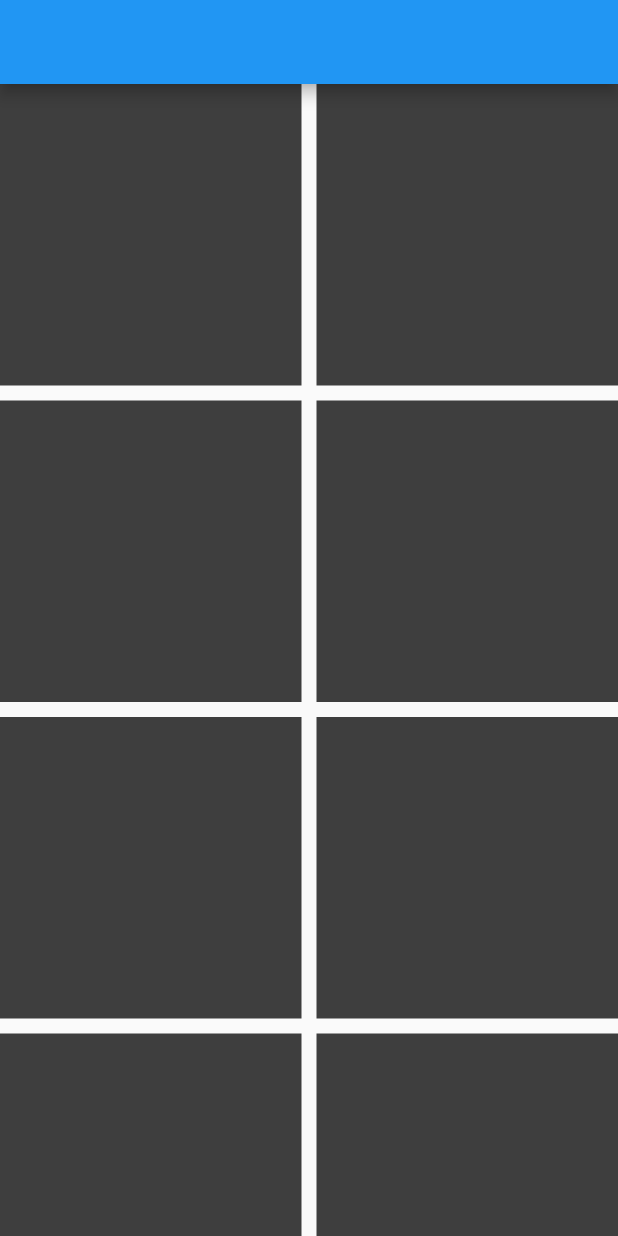
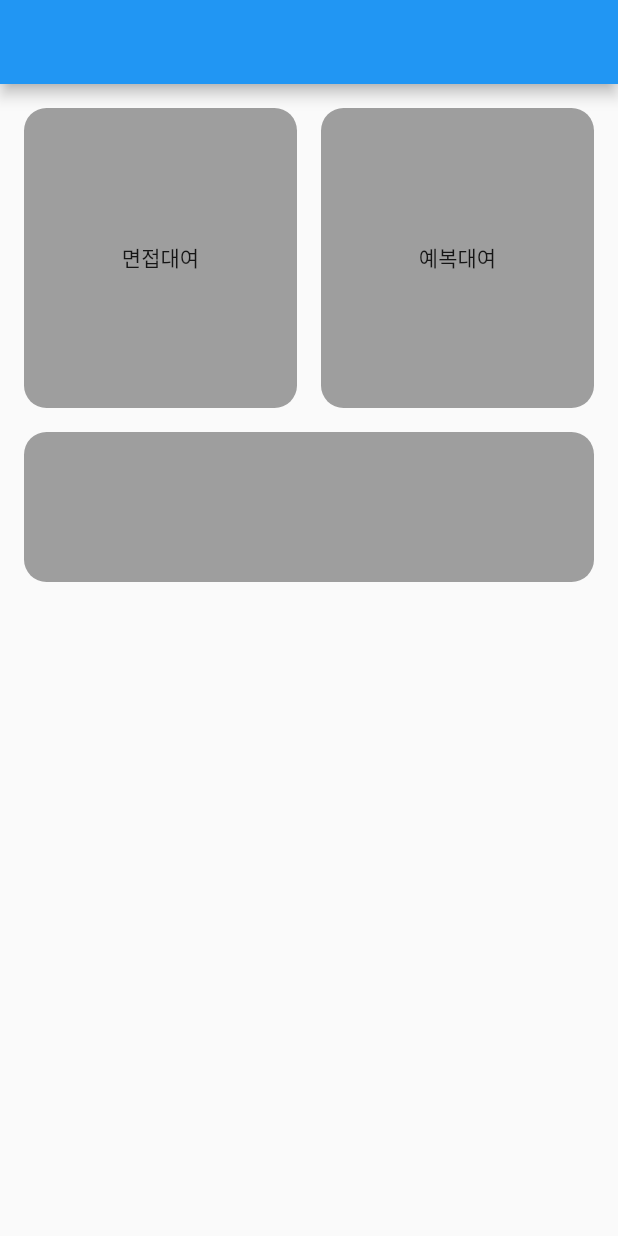
Before and after one commit to this-is-yello/d_day_cloth, a Flutter app: the HomeScreen screen opened directly, on a phone screen of 412 x 824 dp. Run offline on Flutter 3.47's test engine with Material 2 defaults, Android fonts, the phone set to English and light mode, and no system bars.

Commit message:
221208 in Company

```diff
--- a/flutter_d_day_cloth/lib/main.dart
+++ b/flutter_d_day_cloth/lib/main.dart
@@ -1,3 +1,6 @@
+import 'dart:math';
+import 'dart:ui';
+
 import 'package:flutter/material.dart';
 
 void main() {
@@ -20,7 +23,10 @@ class MyApp extends StatelessWidget {
         ),
       ),
       floatingActionButton: ElevatedButton(
-        style: ElevatedButton.styleFrom(backgroundColor: Colors.black),
+        style: ElevatedButton.styleFrom(
+          backgroundColor: Colors.black,
+          minimumSize: Size(200, 80),
+        ),
         child: Text('대여하러가자', style: TextStyle(color: Colors.white)),
         onPressed: (() {
           Navigator.push(context,MaterialPageRoute(
@@ -58,27 +64,93 @@ class HomeScreen extends StatelessWidget {
       appBar: AppBar(
         automaticallyImplyLeading: false,
       ),
-      body:CustomScrollView(
-        slivers: [
-          SliverGrid(
-            delegate: SliverChildBuilderDelegate((c,i) =>
-              Container(color : Color(0xff3e3e3e)),
-              childCount: 12,
-            ),
-            gridDelegate: const SliverGridDelegateWithFixedCrossAxisCount(
-              crossAxisCount: 2, // 1개의 행에 항목을 3개씩
-              mainAxisSpacing: 10,
-              crossAxisSpacing: 10,
-              childAspectRatio: 1/1,
+      body: ListView(
+        children: [
+          Container(
+            padding: EdgeInsets.all(16),
+            child: Row(
+              children: [
+                Flexible(
+                  child: MouseRegion(
+                    cursor: SystemMouseCursors.click,
+                    child: GestureDetector(
+                      child: Container(
+                        height: 200,
+                        decoration: BoxDecoration(
+                          color: Colors.grey,
+                          borderRadius: BorderRadius.circular(15)
+                        ),
+                        child: Center(child: Text('면접대여'))
+                      ),
+                      onTap: () {
+                        Navigator.push(context, MaterialPageRoute(builder: (context) => MyApp()));
+                      }
+                    ),
+                  ),
+                  flex: 5
+                ),
+                Padding(padding: EdgeInsets.all(8)),
+                Flexible(
+                  child: MouseRegion(
+                    cursor: SystemMouseCursors.click,
+                    child: GestureDetector(
+                      child: Container(
+                        height: 200,
+                        decoration: BoxDecoration(
+                          color: Colors.grey,
+                          borderRadius: BorderRadius.circular(15)
+                        ),
+                        child: Center(child: Text('예복대여'))
+                      ),
+                      onTap: () {
+                        Navigator.push(context, MaterialPageRoute(builder: (context) => MyApp()));
+                      }
+                    ),
+                  ),
+                  flex: 5
+                ),
+              ],
             ),
           ),
-          SliverToBoxAdapter(
+          Flexible(
             child: Container(
-              width: 500, height: 500
-            )
+              margin: EdgeInsets.fromLTRB(16, 0, 16, 0),
+              height: 100,
+              decoration: BoxDecoration(
+                color: Colors.grey,
+                borderRadius: BorderRadius.circular(15)
+              ),
+            ),
+            flex: 10,
           ),
         ],
-      )
+      ),
     );
   }
 }
+
+
+// CustomScrollView(
+//   slivers: [
+//     SliverPadding(
+//       padding: EdgeInsets.symmetric(horizontal: 16),
+//     ),
+//     SliverGrid(
+//       delegate: SliverChildBuilderDelegate((c,i) =>
+//         Container(color : Color(0xff3e3e3e)),
+//         childCount: 2,
+//       ),
+//       gridDelegate: const SliverGridDelegateWithFixedCrossAxisCount(
+//         crossAxisCount: 2,
+//         mainAxisSpacing: 10,
+//         crossAxisSpacing: 10,
+//         childAspectRatio: 1/1,
+//       ),
+//     ),
+//     SliverToBoxAdapter(
+//       child: Container(
+//         width: 500, height: 500
+//       )
+//     ),
+//   ],
+// )
```
